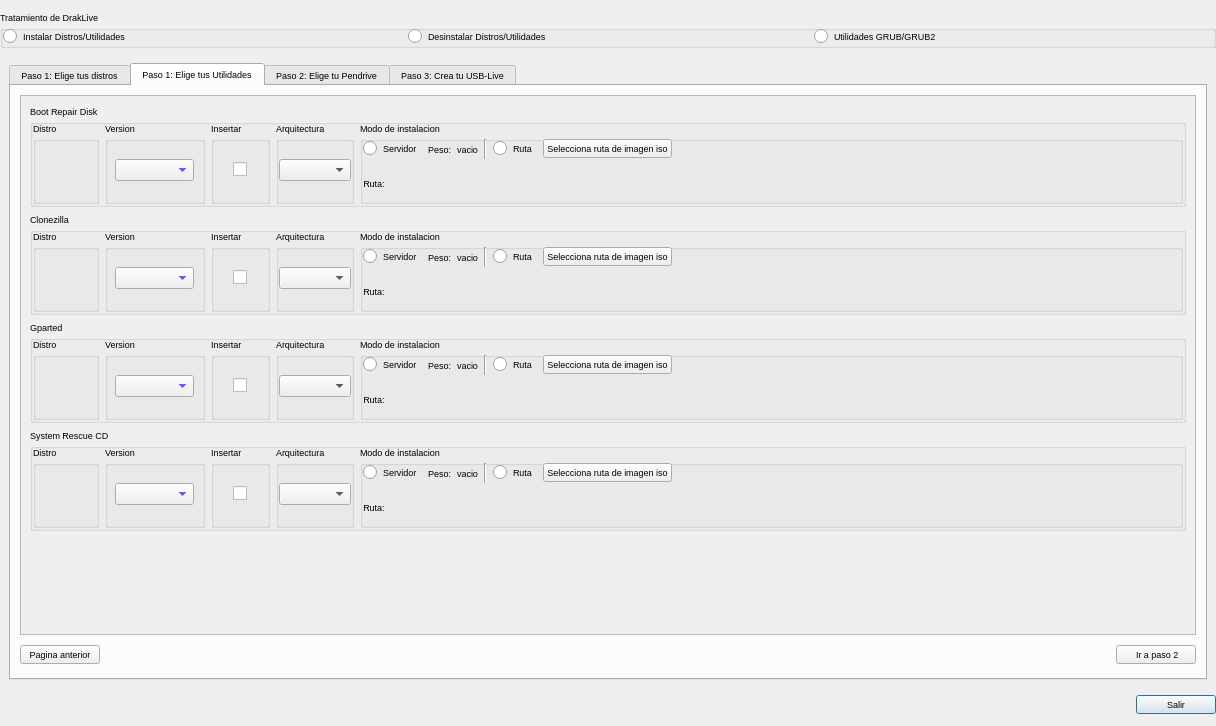
Qt form usblive.ui (kapyderi/recoverdrake-v3) before a commit.
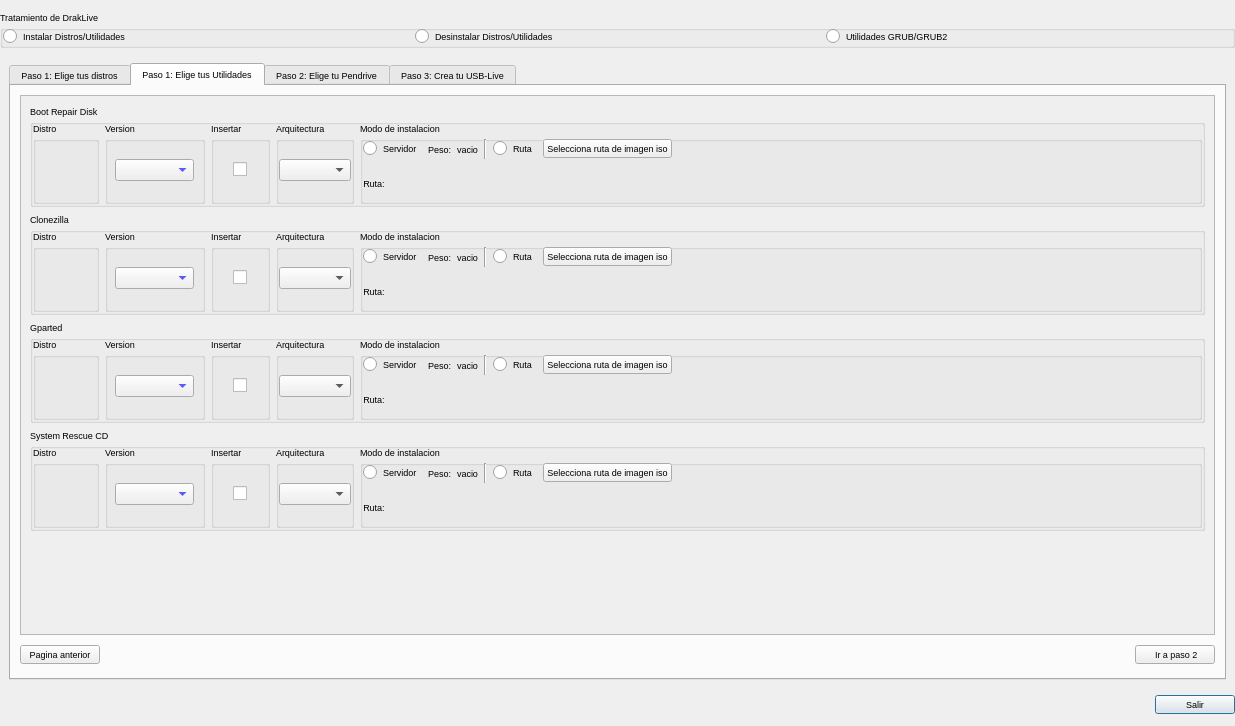
The same form after that commit. The open tabs and pages were chosen to show the change. Icons and pictures are not drawn.

The edit to the form file:
```diff
--- a/usblive.ui
+++ b/usblive.ui
@@ -6,7 +6,7 @@
    <rect>
     <x>0</x>
     <y>0</y>
-    <width>1216</width>
+    <width>1235</width>
     <height>726</height>
    </rect>
   </property>
@@ -4063,8 +4063,8 @@
                <rect>
                 <x>0</x>
                 <y>0</y>
-                <width>1174</width>
-                <height>527</height>
+                <width>779</width>
+                <height>452</height>
                </rect>
               </property>
               <layout class="QGridLayout" name="gridLayout_2">
```
Left out of the diff: 8 changed lines with no effect on the pictures.
